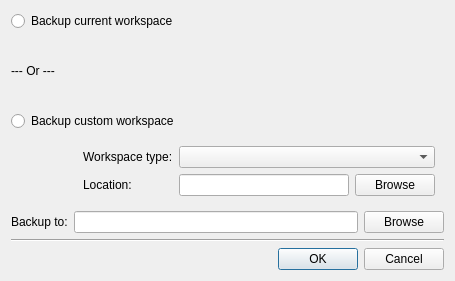
The window that Src.QT/tt3-tools-backup/ConfigureBackupDialog.ui (akapustiatyahoocouk/TimeTracker3) describes before a commit, drawn with Qt 5.
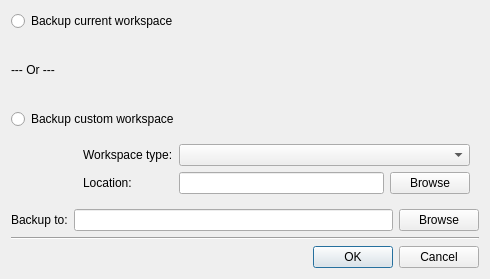
The same window after the commit. Icons and pictures are not drawn.

The edit to the form file:
```diff
--- a/Src.QT/tt3-tools-backup/ConfigureBackupDialog.ui
+++ b/Src.QT/tt3-tools-backup/ConfigureBackupDialog.ui
@@ -6,8 +6,8 @@
    <rect>
     <x>0</x>
     <y>0</y>
-    <width>455</width>
-    <height>281</height>
+    <width>490</width>
+    <height>279</height>
    </rect>
   </property>
   <property name="windowTitle">
@@ -62,6 +62,12 @@
       </item>
       <item row="1" column="1">
        <widget class="QLineEdit" name="locationLineEdit">
+        <property name="minimumSize">
+         <size>
+          <width>160</width>
+          <height>0</height>
+         </size>
+        </property>
         <property name="readOnly">
          <bool>true</bool>
         </property>
@@ -89,7 +95,11 @@
     </widget>
    </item>
    <item row="4" column="1">
-    <widget class="QLineEdit" name="backupToLineEdit"/>
+    <widget class="QLineEdit" name="backupToLineEdit">
+     <property name="readOnly">
+      <bool>true</bool>
+     </property>
+    </widget>
    </item>
    <item row="4" column="2">
     <widget class="QPushButton" name="backupToPushButton">
```
Left out of the diff: 17 changed lines with no effect on the pictures.
